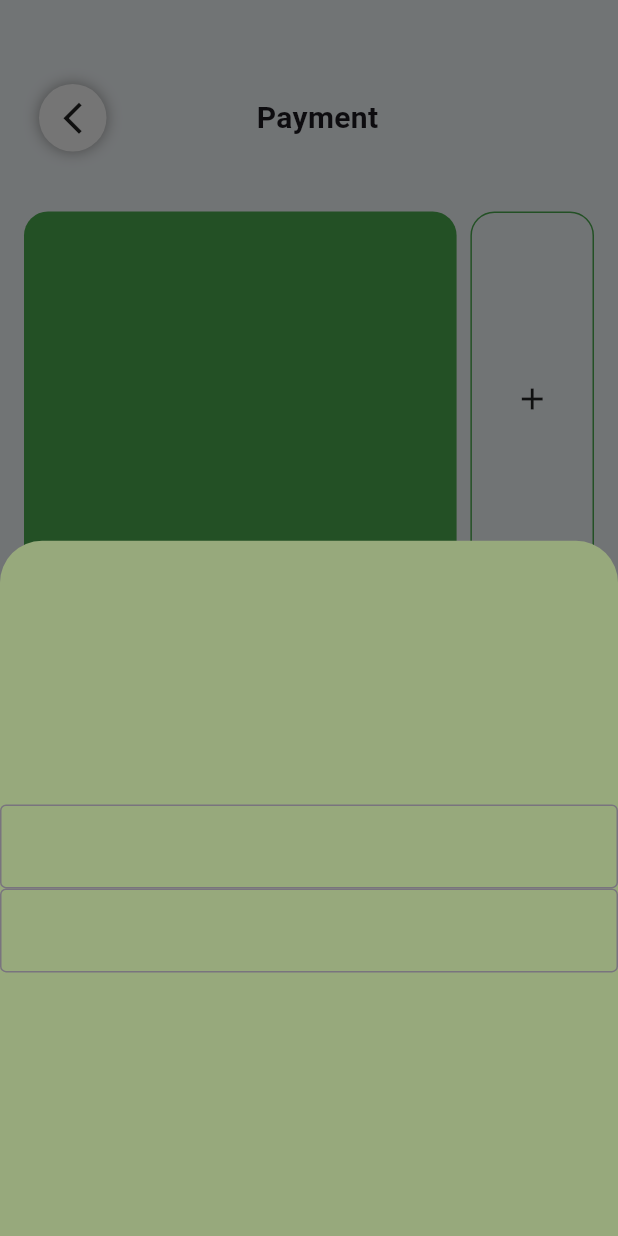
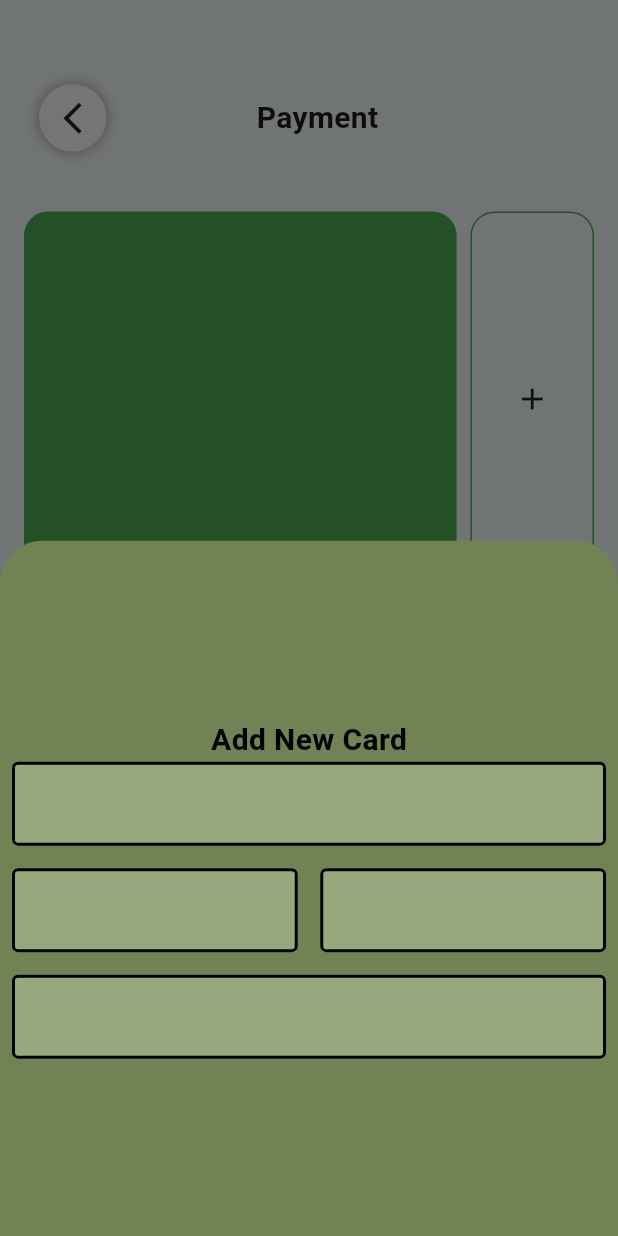
Before and after one commit to AndreyLucasPail/flutter_store_app, a Flutter app: the NewCardScreen screen opened directly, after a tap on the "add" icon, on a phone screen of 412 x 824 dp. Run offline on Flutter 3.47's test engine with Material 3 defaults, Android fonts, the phone set to English and light mode, and no system bars; our stand-ins replace auto_size_text, flutter_svg.

Commit message:
feature: new card inputs

```diff
--- a/lib/card/new_card_screen.dart
+++ b/lib/card/new_card_screen.dart
@@ -174,14 +174,34 @@ class _NewCardScreenState extends State<NewCardScreen> with ProdutsMixin {
   Future newCardbottomsheet() {
     return showModalBottomSheet(
       context: context,
-      backgroundColor: CustomColors.sage,
+      backgroundColor: CustomColors.limedAsh,
       builder: (context) {
-        return Column(
-          mainAxisAlignment: MainAxisAlignment.center,
-          children: [
-            cardNumberInput(),
-            cardDateInput(),
-          ],
+        return Padding(
+          padding: const EdgeInsets.all(8.0),
+          child: Column(
+            mainAxisAlignment: MainAxisAlignment.center,
+            children: [
+              const Text(
+                "Add New Card",
+                style: TextStyle(
+                  color: CustomColors.black,
+                  fontSize: 20,
+                  fontWeight: FontWeight.bold,
+                ),
+              ),
+              cardNumberInput(),
+              const SizedBox(height: 15),
+              Row(
+                children: [
+                  cardDateInput(),
+                  const SizedBox(width: 15),
+                  cardCVVInput(),
+                ],
+              ),
+              const SizedBox(height: 15),
+              cardNameInput(),
+            ],
+          ),
         );
       },
     );
@@ -189,16 +209,108 @@ class _NewCardScreenState extends State<NewCardScreen> with ProdutsMixin {
 
   Widget cardNumberInput() {
     return TextFormField(
-      decoration: InputDecoration(
-        border: OutlineInputBorder(),
+      decoration: const InputDecoration(
+        border: OutlineInputBorder(
+          borderSide: BorderSide(
+            color: CustomColors.black,
+          ),
+        ),
+        enabledBorder: OutlineInputBorder(
+          borderSide: BorderSide(
+            color: CustomColors.black,
+            width: 2,
+          ),
+        ),
+        focusedBorder: OutlineInputBorder(
+          borderSide: BorderSide(
+            color: CustomColors.black,
+            width: 2,
+          ),
+        ),
+        fillColor: CustomColors.sage,
+        filled: true,
       ),
     );
   }
 
   Widget cardDateInput() {
+    return Flexible(
+      child: TextFormField(
+        decoration: const InputDecoration(
+          border: OutlineInputBorder(
+            borderSide: BorderSide(
+              color: CustomColors.black,
+            ),
+          ),
+          enabledBorder: OutlineInputBorder(
+            borderSide: BorderSide(
+              color: CustomColors.black,
+              width: 2,
+            ),
+          ),
+          focusedBorder: OutlineInputBorder(
+            borderSide: BorderSide(
+              color: CustomColors.black,
+              width: 2,
+            ),
+          ),
+          fillColor: CustomColors.sage,
+          filled: true,
+        ),
+      ),
+    );
+  }
+
+  Widget cardCVVInput() {
+    return Flexible(
+      child: TextFormField(
+        decoration: const InputDecoration(
+          border: OutlineInputBorder(
+            borderSide: BorderSide(
+              color: CustomColors.black,
+            ),
+          ),
+          enabledBorder: OutlineInputBorder(
+            borderSide: BorderSide(
+              color: CustomColors.black,
+              width: 2,
+            ),
+          ),
+          focusedBorder: OutlineInputBorder(
+            borderSide: BorderSide(
+              color: CustomColors.black,
+              width: 2,
+            ),
+          ),
+          fillColor: CustomColors.sage,
+          filled: true,
+        ),
+      ),
+    );
+  }
+
+  Widget cardNameInput() {
     return TextFormField(
-      decoration: InputDecoration(
-        border: OutlineInputBorder(),
+      decoration: const InputDecoration(
+        border: OutlineInputBorder(
+          borderSide: BorderSide(
+            color: CustomColors.black,
+          ),
+        ),
+        enabledBorder: OutlineInputBorder(
+          borderSide: BorderSide(
+            color: CustomColors.black,
+            width: 2,
+          ),
+        ),
+        focusedBorder: OutlineInputBorder(
+          borderSide: BorderSide(
+            color: CustomColors.black,
+            width: 2,
+          ),
+        ),
+        fillColor: CustomColors.sage,
+        filled: true,
       ),
     );
   }
```
